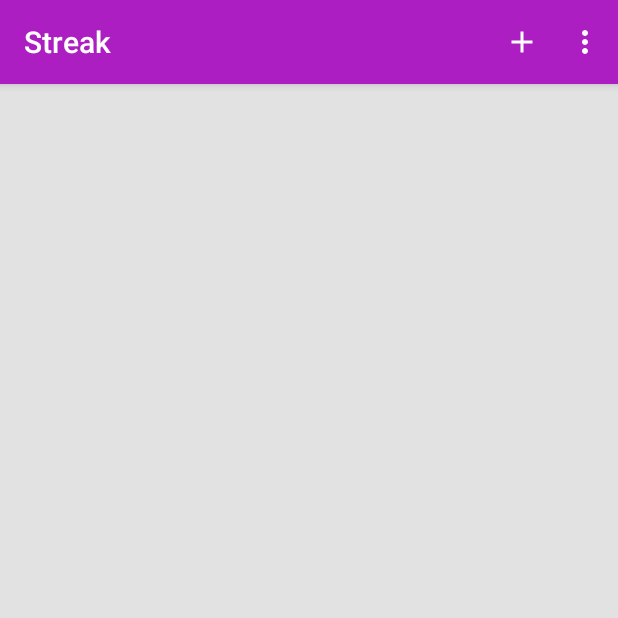
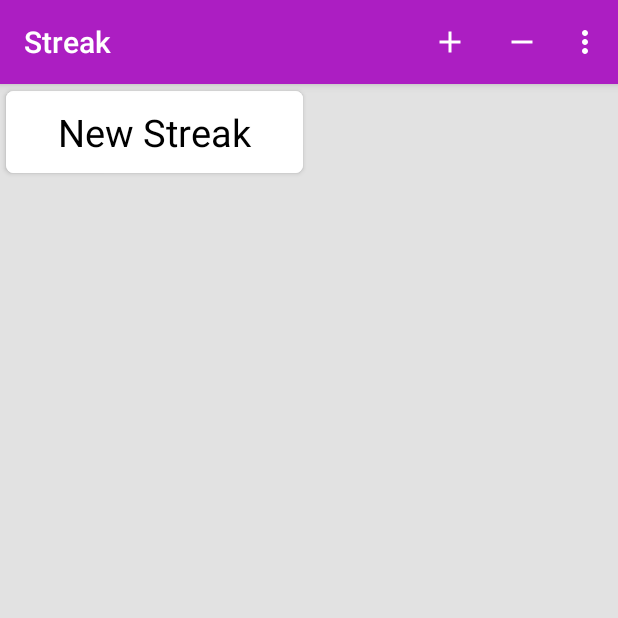
Before and after one commit to DantheCodingGui/streak, an Android app: the screen it shows after launch (MainActivity), after a tap on "Add Streak", on a phone screen of 412 x 824 dp, the top half of it. Run offline under Robolectric (Android 15) with nearby library versions, the phone set to English and light mode, and no system bars.

Commit message:
Add plus and minus app bar buttons so can dynamically change recyclerview contents

```diff
--- a/app/build.gradle
+++ b/app/build.gradle
@@ -10,6 +10,7 @@ android {
         versionCode 1
         versionName "1.0"
         testInstrumentationRunner "android.support.test.runner.AndroidJUnitRunner"
+        vectorDrawables.useSupportLibrary = true
     }
     buildTypes {
         release {
--- a/app/src/main/AndroidManifest.xml
+++ b/app/src/main/AndroidManifest.xml
@@ -7,7 +7,6 @@
         android:icon="@mipmap/ic_launcher"
         android:label="@string/app_name"
         android:roundIcon="@mipmap/ic_launcher_round"
-        android:supportsRtl="true"
         android:theme="@style/HomeTheme">
         <activity android:name=".MainActivity">
             <intent-filter>
--- a/app/src/main/java/com/danthecodinggui/streak/MainActivity.java
+++ b/app/src/main/java/com/danthecodinggui/streak/MainActivity.java
@@ -12,6 +12,10 @@ import java.util.List;
 
 public class MainActivity extends AppCompatActivity {
 
+    private List<StreakObject> listViewItems;
+
+    private StreakRecyclerViewAdapter rcAdapter;
+
     @Override
     protected void onCreate(Bundle savedInstanceState) {
         super.onCreate(savedInstanceState);
@@ -24,7 +28,7 @@ public class MainActivity extends AppCompatActivity {
 
         List<StreakObject> streaks = getListItemData();
 
-        StreakRecyclerViewAdapter rcAdapter = new StreakRecyclerViewAdapter(streaks);
+        rcAdapter = new StreakRecyclerViewAdapter(streaks);
         streakRecycler.setAdapter(rcAdapter);
     }
 
@@ -43,9 +47,17 @@ public class MainActivity extends AppCompatActivity {
         // as you specify a parent activity in AndroidManifest.xml.
         int id = item.getItemId();
 
-        //noinspection SimplifiableIfStatement
-        if (id == R.id.home_action_bar_overflow) {
-            return true;
+        switch(id) {
+            case R.id.home_action_bar_add:
+                listViewItems.add(new StreakObject("New Streak"));
+                rcAdapter.notifyItemInserted(listViewItems.size() - 1);
+                break;
+            case R.id.home_action_bar_remove:
+                listViewItems.remove(listViewItems.size() - 1);
+                rcAdapter.notifyItemRemoved(listViewItems.size());
+                break;
+            case R.id.home_action_bar_overflow:
+                return true;
         }
 
         return super.onOptionsItemSelected(item);
@@ -53,7 +65,7 @@ public class MainActivity extends AppCompatActivity {
 
     /**Should check for saved streaks and add, if not available then return empty list*/
     private List<StreakObject> getListItemData(){
-        List<StreakObject> listViewItems = new ArrayList<StreakObject>();
+        listViewItems = new ArrayList<StreakObject>();
 
         return listViewItems;
     }
--- /dev/null
+++ b/app/src/main/res/drawable/ic_remove_white_24dp.xml
@@ -0,0 +1,9 @@
+<vector xmlns:android="http://schemas.android.com/apk/res/android"
+        android:width="24dp"
+        android:height="24dp"
+        android:viewportWidth="24.0"
+        android:viewportHeight="24.0">
+    <path
+        android:fillColor="@android:color/white"
+        android:pathData="M19,13H5v-2h14v2z"/>
+</vector>
--- a/app/src/main/res/menu/home_action_bar.xml
+++ b/app/src/main/res/menu/home_action_bar.xml
@@ -7,8 +7,13 @@
         android:id="@+id/home_action_bar_add"
         android:title="@string/home_add"
         app:showAsAction="ifRoom"
-        android:icon="@drawable/ic_add_white_24dp"
-        />
+        android:icon="@drawable/ic_add_white_24dp" />
+
+    <item
+        android:id="@+id/home_action_bar_remove"
+        android:title="@string/home_remove"
+        app:showAsAction="ifRoom"
+        android:icon="@drawable/ic_remove_white_24dp" />
 
     <item
         android:id="@+id/home_action_bar_overflow"
--- a/app/src/main/res/values/strings.xml
+++ b/app/src/main/res/values/strings.xml
@@ -2,4 +2,5 @@
     <string name="app_name">Streak</string>
     <string name="home_overflow">Settings</string>
     <string name="home_add">Add Streak</string>
+    <string name="home_remove">Remove Streak</string>
 </resources>
```
